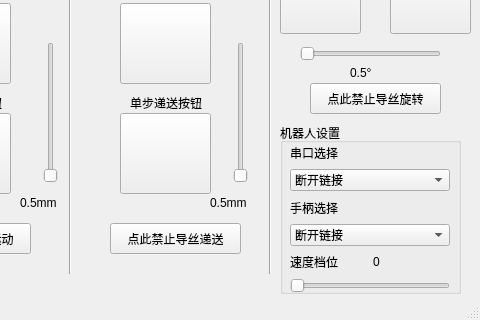
umeiko/Surge_Robo_GUI, file mainWindow.ui: the form before one commit; both pictures show x 140 to 620 and y 300 to 620 of the 620 by 620 pixel window.
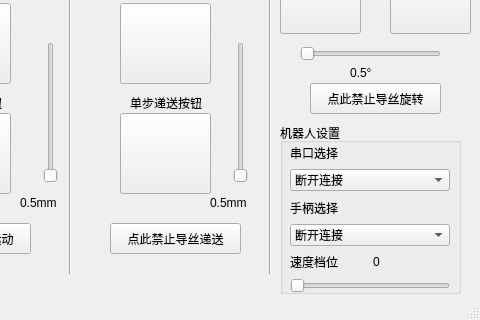
The form after the commit. Icons and pictures are not drawn.

```diff
--- a/mainWindow.ui
+++ b/mainWindow.ui
@@ -610,9 +610,12 @@
         <property name="cursor">
          <cursorShape>PointingHandCursor</cursorShape>
         </property>
+        <property name="currentText">
+         <string>断开连接</string>
+        </property>
         <item>
          <property name="text">
-          <string>断开链接</string>
+          <string>断开连接</string>
          </property>
         </item>
        </widget>
@@ -631,7 +634,7 @@
         </property>
         <item>
          <property name="text">
-          <string>断开链接</string>
+          <string>断开连接</string>
          </property>
         </item>
        </widget>
```
